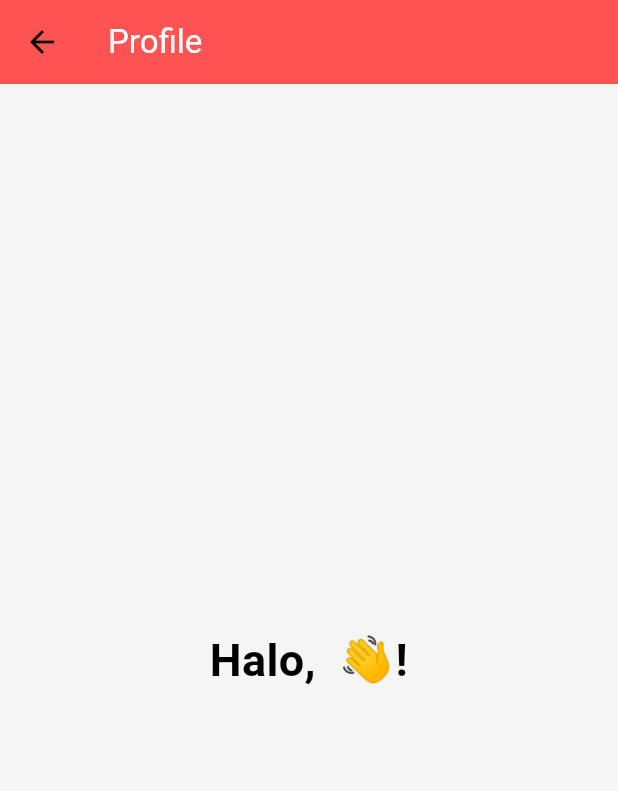
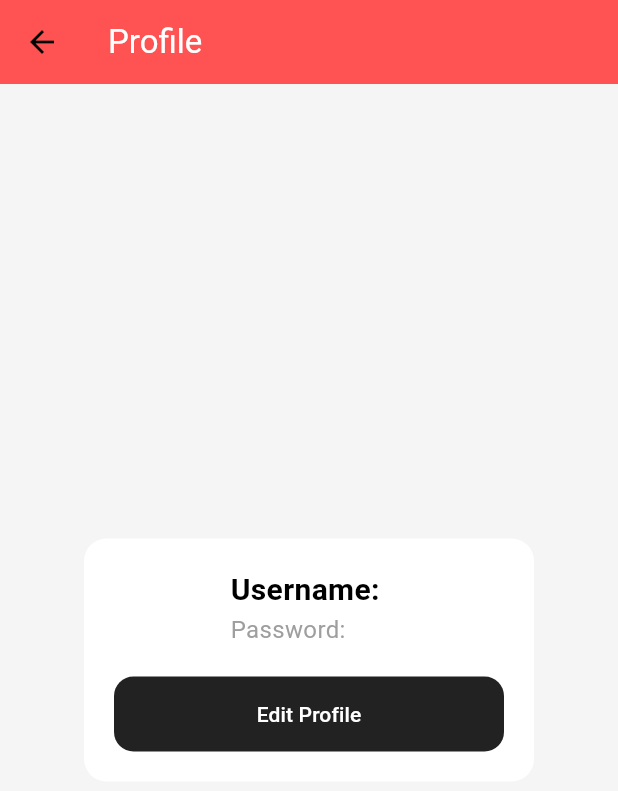
Before and after one commit to wahyuayesha/ResepApp, a Flutter app: the ProfilePage screen opened directly, on a phone screen of 412 x 824 dp. Shown: the top 791 px of the screen. Run offline on Flutter 3.47's test engine with Material 3 defaults, Android fonts, the phone set to English and light mode, and no system bars; our stand-ins replace get; network calls fail.

Commit message:
Menambahkan edit profile

```diff
--- a/lib/controller/profile_controller.dart
+++ b/lib/controller/profile_controller.dart
@@ -1,5 +1,57 @@
 import 'package:get/get.dart';
+import 'package:uuk_app/config/colors.dart';
+import 'package:uuk_app/main.dart';
 
-class ProfileController extends GetxController{
+class ProfileController extends GetxController {
   RxString username = ''.obs;
+  RxString password = ''.obs;
+
+  void loginProfile(String name, String pass) {
+    if (name.isEmpty || pass.isEmpty) {
+      _showError('Username dan Password tidak boleh kosong');
+    } else if (pass.length < 6) {
+      _showError('Password minimal 6 karakter');
+    } else if (pass == '123456' || pass == 'qwerty') {
+      _showError('$pass? Password kamu overrated, silakan ganti');
+    } else {
+      username.value = name;
+      password.value = pass;
+      _showSuccess('Login Sukses');
+      Get.offAll(MainPage(), transition: Transition.zoom);
+    }
+  }
+
+  void editProfile(String newUsername, String newPassword) {
+    if (newUsername.isEmpty && newPassword.isEmpty) {
+      _showError('Username dan password tidak boleh kosong');
+    } else if (newPassword.isNotEmpty && newPassword.length < 6) {
+      _showError('Password harus minimal 6 karakter');
+    } else {
+      if (newUsername.isNotEmpty) {
+        username.value = newUsername;
+      }
+      if (newPassword.isNotEmpty) {
+        password.value = newPassword;
+      }
+      Get.back();
+    }
+  }
+
+  void _showError(String message) {
+    Get.snackbar(
+      'Error',
+      message,
+      backgroundColor: AppColors.errorSnackbar,
+      colorText: AppColors.errorSnackbarText,
+    );
+  }
+
+  void _showSuccess(String message) {
+    Get.snackbar(
+      'Sukses',
+      message,
+      backgroundColor: AppColors.successSnackbar,
+      colorText: AppColors.successSnackbarText,
+    );
+  }
 }
--- a/lib/presentation/profile.dart
+++ b/lib/presentation/profile.dart
@@ -1,12 +1,17 @@
 import 'package:flutter/material.dart';
 import 'package:get/get.dart';
+import 'package:uuk_app/config/colors.dart';
 import 'package:uuk_app/controller/profile_controller.dart';
+import 'package:uuk_app/widget/textfield.dart';
 
 // ignore: must_be_immutable
 class ProfilePage extends StatelessWidget {
   ProfilePage({super.key});
 
   ProfileController profileController = Get.find<ProfileController>();
+  TextEditingController nameController = TextEditingController();
+  TextEditingController passwordController = TextEditingController();
+
   @override
   Widget build(BuildContext context) {
     return Scaffold(
@@ -18,13 +23,115 @@ class ProfilePage extends StatelessWidget {
       body: Padding(
         padding: const EdgeInsets.symmetric(horizontal: 20.0),
         child: Center(
-          child: Text(
-            'Halo, ${profileController.username.value} 👋!',
-            textAlign: TextAlign.center,
-            style: TextStyle(fontSize: 30, fontWeight: FontWeight.bold),
+          child: Container(
+            width: 300,
+            padding: const EdgeInsets.all(20.0),
+            decoration: BoxDecoration(
+              color: Colors.white,
+              borderRadius: BorderRadius.circular(15),
+            ),
+            child: Column(
+              mainAxisSize: MainAxisSize.min,
+              children: [
+                Obx(() {
+                  return Column(
+                    crossAxisAlignment: CrossAxisAlignment.start,
+                    children: [
+                      Text(
+                        'Username: ${profileController.username.value}',
+                        style: const TextStyle(
+                          fontSize: 20,
+                          fontWeight: FontWeight.bold,
+                        ),
+                      ),
+                      Text(
+                        'Password: ${profileController.password.value}',
+                        style: const TextStyle(
+                          fontSize: 16,
+                          color: Colors.grey,
+                        ),
+                      ),
+                    ],
+                  );
+                }),
+                const SizedBox(height: 20),
+                ElevatedButton(
+                  onPressed: () {
+                    showDialog(
+                      context: context,
+                      builder: (context) => editProfile(),
+                    );
+                  },
+                  style: ElevatedButton.styleFrom(
+                    backgroundColor: AppColors.buttonColor,
+                    foregroundColor: AppColors.background,
+                    minimumSize: Size(double.infinity, 50),
+                    shape: RoundedRectangleBorder(
+                      borderRadius: BorderRadius.circular(13),
+                    ),
+                    elevation: 0,
+                  ),
+                  child: Text(
+                    'Edit Profile',
+                    style: TextStyle(color: Colors.white),
+                  ),
+                ),
+              ],
+            ),
           ),
         ),
       ),
     );
   }
+
+  Widget editProfile() {
+    return SimpleDialog(
+      contentPadding: EdgeInsets.all(20),
+      title: Row(
+        children: [
+          Icon(Icons.edit, color: AppColors.primary),
+          SizedBox(width: 10),
+          Text(
+            'Edit Profile',
+            style: TextStyle(
+              fontSize: 20,
+              fontWeight: FontWeight.bold,
+              color: AppColors.primary,
+            ),
+          ),
+        ],
+      ),
+      children: [
+        mytextfield(
+          hintText: ('New Username'),
+          controller: nameController,
+          icon: Icon(Icons.person, color: AppColors.textFieldBorder),
+        ),
+        SizedBox(height: 10),
+        mytextfield(
+          hintText: ('New Password'),
+          controller: passwordController,
+          icon: Icon(Icons.lock, color: AppColors.textFieldBorder),
+        ),
+        SizedBox(height: 20),
+        ElevatedButton(
+          onPressed: () {
+            String username = nameController.text;
+            String password = passwordController.text;
+            profileController.editProfile(username, password);
+          },
+          style: ElevatedButton.styleFrom(
+            backgroundColor: AppColors.buttonColor,
+            foregroundColor: AppColors.background,
+            minimumSize: Size(double.infinity, 50),
+            shape: RoundedRectangleBorder(
+              borderRadius: BorderRadius.circular(13),
+            ),
+            elevation: 0,
+          ),
+          child: Text('Confirm', style: TextStyle(color: Colors.white)),
+        ),
+      ],
+    );
+  }
 }
```
Also changed, not shown: lib/presentation/login_page.dart (+1 -33 lines).
